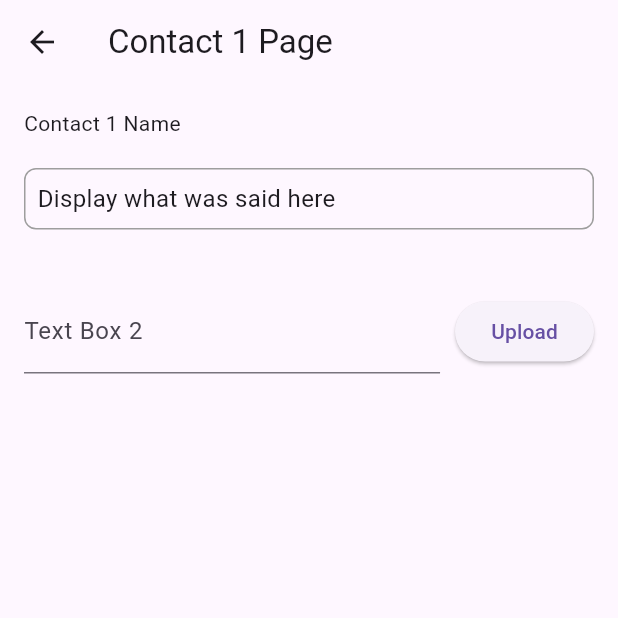
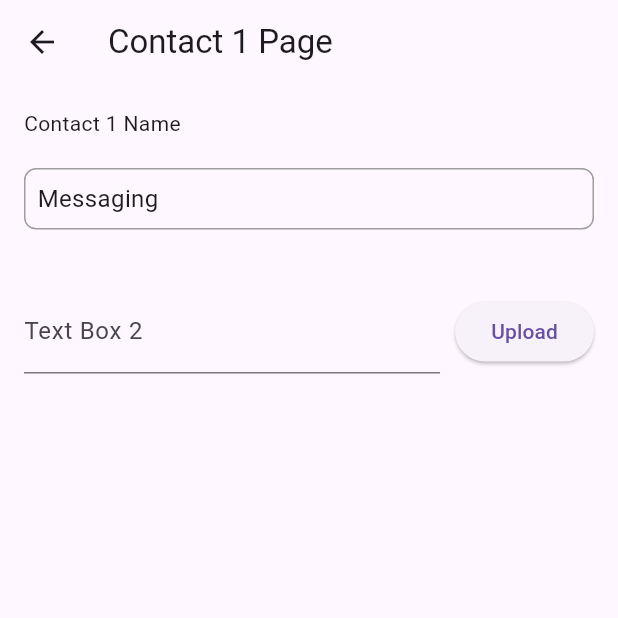
Before and after one commit to jibunorp2/ASE-485-Group-Project, a Flutter app: the ThirdPage screen opened directly, on a phone screen of 412 x 824 dp, the top half of it. Run offline on Flutter 3.47's test engine with Material 3 defaults, Android fonts, the phone set to English and light mode, and no system bars.

Commit message:
Clean up

```diff
--- a/bookme/lib/main.dart
+++ b/bookme/lib/main.dart
@@ -75,7 +75,6 @@ class SecondPage extends StatelessWidget {
               },
               child: const Text('Contact 2'),
             ),
-            // ... (Other buttons for contacts)
           ],
         ),
       ),
@@ -109,12 +108,8 @@ class ThirdPage extends StatelessWidget {
           mainAxisAlignment: MainAxisAlignment.start,
           crossAxisAlignment: CrossAxisAlignment.stretch,
           children: [
-            // Name field at the top
             Text('Contact $buttonNumber Name'),
-
             const SizedBox(height: 20),
-
-            // Display area for what was said
             Container(
               decoration: BoxDecoration(
                 border: Border.all(color: Colors.grey),
@@ -122,18 +117,12 @@ class ThirdPage extends StatelessWidget {
               ),
               padding: const EdgeInsets.all(8.0),
               child: const Text(
-                'Display what was said here',
+                'Messaging',
                 style: TextStyle(fontSize: 16.0),
               ),
             ),
-
             const SizedBox(height: 20),
-
-            // Text input box at the bottom
-
             const SizedBox(height: 20),
-
-            // Upload button beside the text input box
             Row(
               children: [
                 const Expanded(
@@ -144,7 +133,7 @@ class ThirdPage extends StatelessWidget {
                 const SizedBox(width: 10),
                 ElevatedButton(
                   onPressed: () {
-                    // Implement your upload logic here
+                    //Upload Button Logic
                   },
                   child: const Text('Upload'),
                 ),
```
